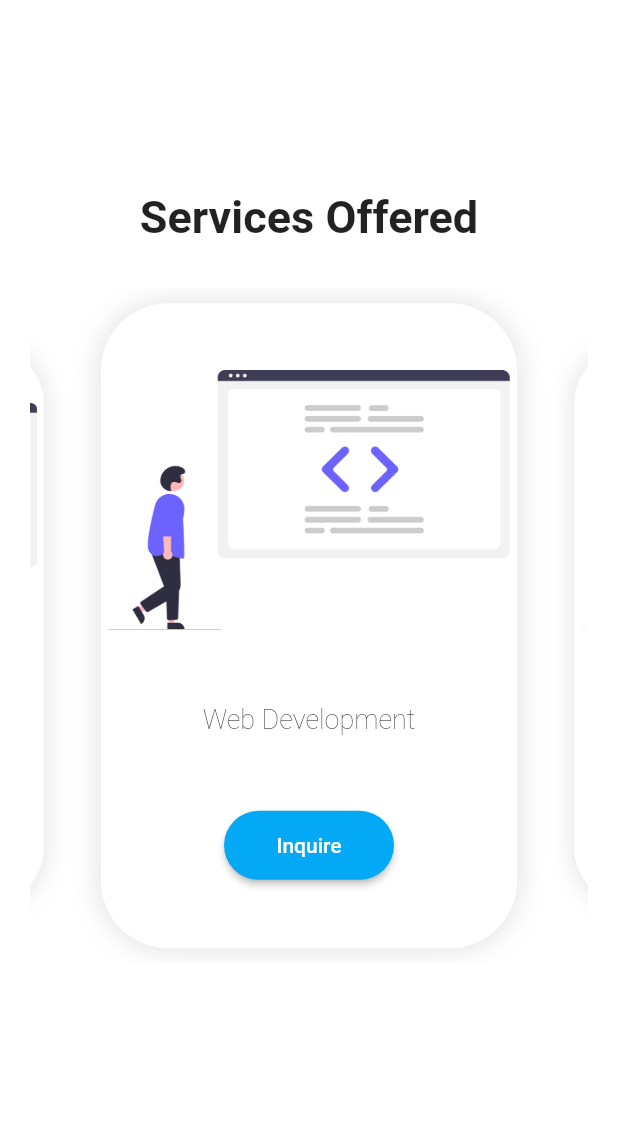
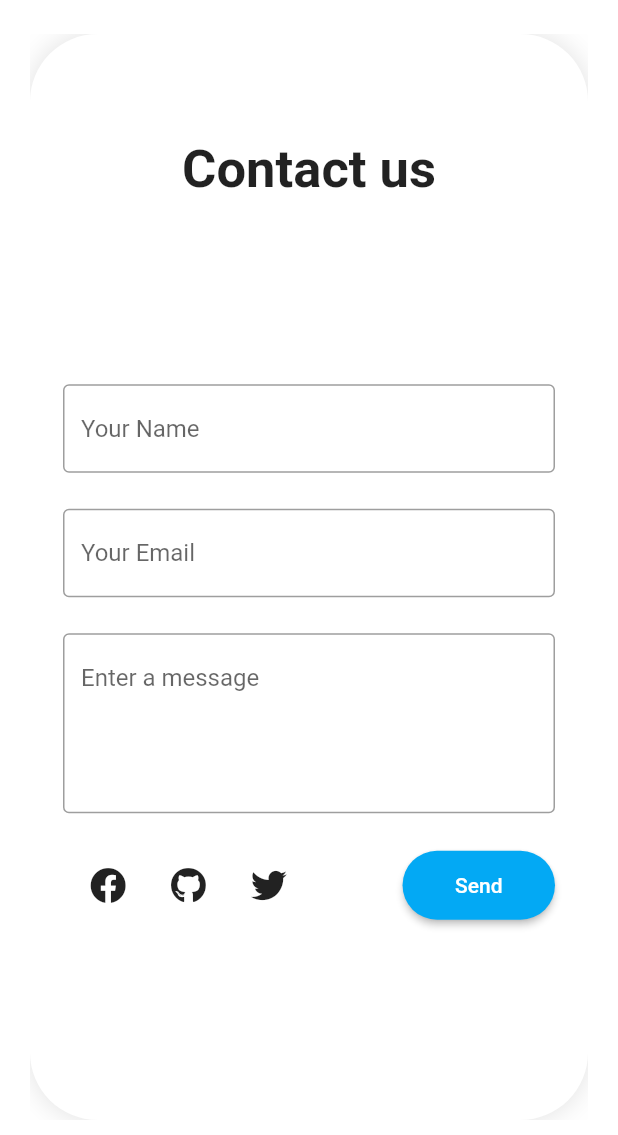
Before and after one commit to JeromeLalunio/LandingPageFlutter, a Flutter app: the screen it shows after launch, on a phone screen of 412 x 824 dp, the part 101-1236 px from its top. Run offline on Flutter 3.47's test engine with Material 2 defaults, Android fonts, the phone set to English and light mode, and no system bars; drawn by our look-alikes of carousel_slider; our stand-ins replace font_awesome_flutter, get_it, responsive_builder; missing offline and left inert: dart:html.

Commit message:
finished contact page

```diff
--- /dev/null
+++ b/lib/pages/contact/contact_page.dart
@@ -0,0 +1,14 @@
+import 'package:flutter/material.dart';
+import 'package:responsive_builder/responsive_builder.dart';
+import 'package:webtry/pages/contact/desktop_content_contact.dart';
+import 'package:webtry/pages/contact/mobile_content_contact.dart';
+
+class ContactPage extends StatelessWidget {
+  @override
+  Widget build(BuildContext context) {
+    return ScreenTypeLayout(
+      desktop: DesktopContentContact(),
+      mobile: MobileContentContact(),
+    );
+  }
+}
--- /dev/null
+++ b/lib/pages/contact/form_card.dart
@@ -0,0 +1,73 @@
+import 'package:flutter/material.dart';
+import 'package:font_awesome_flutter/font_awesome_flutter.dart';
+import 'package:webtry/constants.dart';
+
+class FormCard extends StatelessWidget {
+  @override
+  Widget build(BuildContext context) {
+    // return Text('questioncard');
+    final maxLines = 5;
+    return Expanded(
+      child: Column(
+        crossAxisAlignment: CrossAxisAlignment.center,
+        mainAxisAlignment: MainAxisAlignment.center,
+        mainAxisSize: MainAxisSize.min,
+        children: [
+          Container(
+            margin: EdgeInsets.all(12),
+            child: TextField(
+              decoration: InputDecoration(
+                  border: OutlineInputBorder(), hintText: 'Your Name'),
+            ),
+          ),
+          Container(
+            margin: EdgeInsets.all(12),
+            child: TextField(
+              decoration: InputDecoration(
+                  border: OutlineInputBorder(), hintText: 'Your Email'),
+            ),
+          ),
+          Container(
+            margin: EdgeInsets.all(12),
+            height: maxLines * 24.0,
+            child: TextField(
+              maxLines: maxLines,
+              decoration: InputDecoration(
+                border: OutlineInputBorder(),
+                hintText: "Enter a message",
+              ),
+            ),
+          ),
+          Row(
+            mainAxisAlignment: MainAxisAlignment.spaceBetween,
+            children: [
+              Row(
+                mainAxisSize: MainAxisSize.min,
+                children: [
+                  SizedBox(width: 30),
+                  FaIcon(FontAwesomeIcons.facebook),
+                  SizedBox(width: 30),
+                  FaIcon(FontAwesomeIcons.github),
+                  SizedBox(width: 30),
+                  FaIcon(FontAwesomeIcons.twitter),
+                ],
+              ),
+              Container(
+                margin: EdgeInsets.all(12),
+                child: RaisedButton(
+                  shape: RoundedRectangleBorder(
+                      borderRadius: BorderRadius.circular(45)),
+                  color: primaryColor,
+                  textColor: Colors.white,
+                  padding: EdgeInsets.symmetric(vertical: 15, horizontal: 35),
+                  onPressed: () {},
+                  child: Text('Send'),
+                ),
+              ),
+            ],
+          )
+        ],
+      ),
+    );
+  }
+}
--- /dev/null
+++ b/lib/pages/contact/mobile_content_contact.dart
@@ -0,0 +1,31 @@
+import 'package:flutter/material.dart';
+import 'package:webtry/pages/contact/form_card.dart';
+import 'package:webtry/pages/contact/question_card.dart';
+
+class MobileContentContact extends StatelessWidget {
+  @override
+  Widget build(BuildContext context) {
+    return Container(
+      padding: EdgeInsets.all(10),
+      decoration: BoxDecoration(
+        color: Colors.white,
+        boxShadow: [
+          BoxShadow(color: Colors.black12, blurRadius: 16),
+        ],
+        borderRadius: BorderRadius.circular(45),
+      ),
+      child: Column(
+        mainAxisAlignment: MainAxisAlignment.center,
+        crossAxisAlignment: CrossAxisAlignment.center,
+        children: [
+          SizedBox(height: 60),
+          Text(
+            'Contact us',
+            style: TextStyle(fontSize: 35, fontWeight: FontWeight.w700),
+          ),
+          FormCard(),
+        ],
+      ),
+    );
+  }
+}
--- a/lib/pages/home/home_page.dart
+++ b/lib/pages/home/home_page.dart
@@ -27,7 +27,7 @@ class HomePage extends StatelessWidget {
                 child: Navigator(
                   key: locator<NavigationService>().navigatorKey,
                   onGenerateRoute: generateRoute,
-                  initialRoute: ServicesRoute,
+                  initialRoute: ContactRoute,
                 ),
               ),
             ],
--- a/lib/routing/router.dart
+++ b/lib/routing/router.dart
@@ -1,6 +1,7 @@
 import 'package:flutter/material.dart';
 import 'package:flutter/widgets.dart';
 import 'package:webtry/pages/about/about_page.dart';
+import 'package:webtry/pages/contact/contact_page.dart';
 import 'package:webtry/pages/products/products_page.dart';
 import 'package:webtry/pages/services/services_page.dart';
 import 'package:webtry/pages/testimonials/testimonials_page.dart';
@@ -16,6 +17,8 @@ Route<dynamic> generateRoute(RouteSettings settings) {
       return _getPageRoute(TestimonialsPage());
     case ServicesRoute:
       return _getPageRoute(ServicesPage());
+    case ContactRoute:
+      return _getPageRoute(ContactPage());
     default:
       return null;
   }
--- a/pubspec.yaml
+++ b/pubspec.yaml
@@ -30,6 +30,7 @@ dependencies:
   responsive_builder: ^0.3.0
   get_it:
   carousel_slider: ^2.3.1
+  font_awesome_flutter: ^8.11.0
 
 dev_dependencies:
   flutter_test:
```
Also changed, not shown: lib/pages/contact/desktop_content_contact.dart (added, +32 -0 lines), lib/pages/contact/question_card.dart (added, +35 -0 lines), pubspec.lock.
